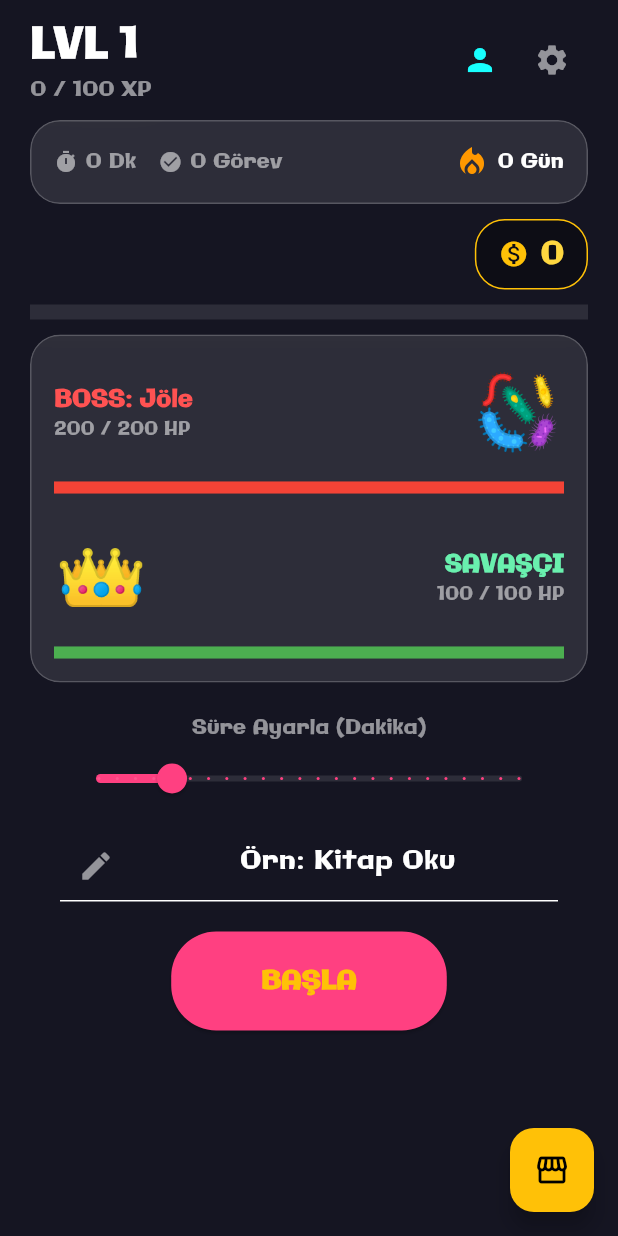
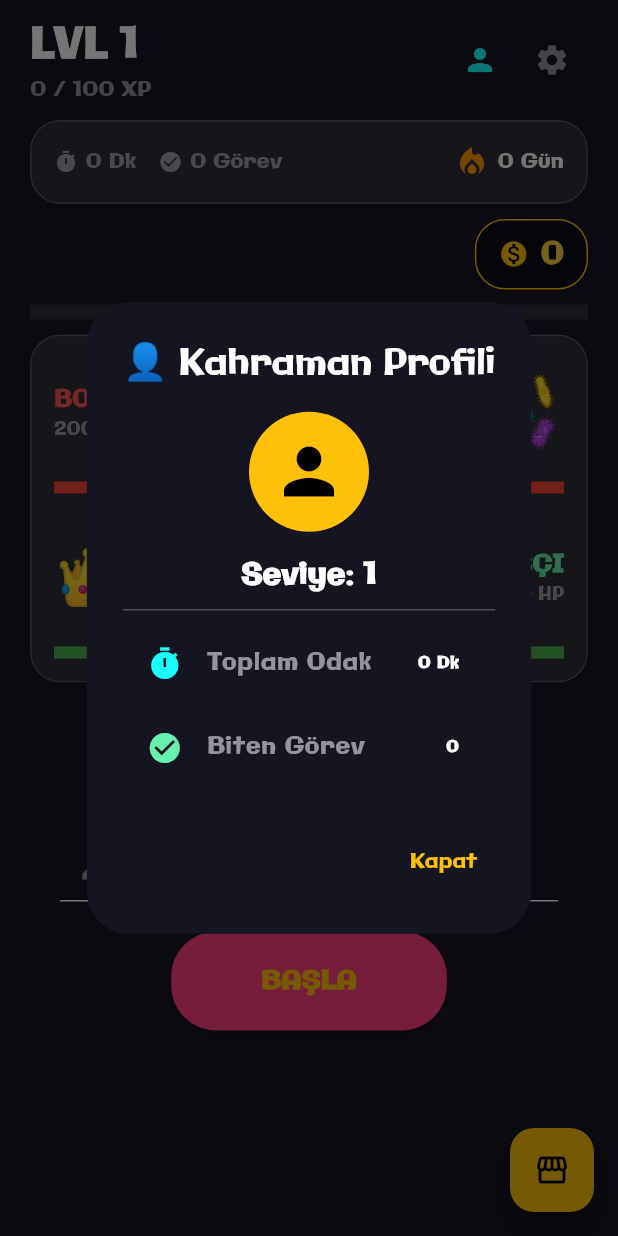
Before and after one commit to hazimablak/focus_rpg, a Flutter app: the screen it shows after launch, after a tap on the "person" icon, on a phone screen of 412 x 824 dp. Run offline on Flutter 3.47's test engine with Material 3 defaults, Android fonts, the phone set to English and light mode, and no system bars; our stand-ins replace audioplayers, confetti, google_mobile_ads, shared_preferences; network calls fail.

Commit message:
add setting screen

```diff
--- a/lib/features/home/screens/ana_oyun_ekrani.dart
+++ b/lib/features/home/screens/ana_oyun_ekrani.dart
@@ -3,7 +3,6 @@ import 'dart:io';
 import 'dart:math';
 import 'package:flutter/material.dart';
 import 'package:flutter/services.dart';
-import 'package:shared_preferences/shared_preferences.dart';
 import 'package:confetti/confetti.dart';
 import 'package:audioplayers/audioplayers.dart';
 import 'package:google_mobile_ads/google_mobile_ads.dart';
@@ -13,8 +12,8 @@ import 'package:provider/provider.dart';
 import '../../../core/constants/app_constants.dart';
 import '../../../core/widgets/glass_box.dart';
 import '../../../core/providers/game_provider.dart';
-import 'package:focus_rpg/features/market/screens/market_sheet.dart';
-import 'package:focus_rpg/features/settings/screens/settings_dialog.dart';
+import '../../market/screens/market_sheet.dart';
+import '../../settings/screens/settings_dialog.dart';
 
 class AnaOyunEkrani extends StatefulWidget {
   const AnaOyunEkrani({super.key});
@@ -23,31 +22,20 @@ class AnaOyunEkrani extends StatefulWidget {
   State<AnaOyunEkrani> createState() => _AnaOyunEkraniState();
 }
 
-class _AnaOyunEkraniState extends State<AnaOyunEkrani> with WidgetsBindingObserver, TickerProviderStateMixin {
+class _AnaOyunEkraniState extends State<AnaOyunEkrani> {
   final Random _random = Random();
 
   // --- UI ve Timer Durumları (Sadece bu ekranı ilgilendirenler) ---
-  int saniyeSayaci = 0;
   int xpSayaci = 0;
-  int goldSayaci = 0;
-  int hedefGoldSuresi = 5;
   final int reklamOdulu = 50;
   double secilenDakika = 25;
   int kalanSaniye = 25 * 60;
   Timer? zamanlayici;
-  Timer? cezaZamanlayicisi;
   bool calisiyorMu = false;
+  final TextEditingController _gorevController = TextEditingController();
+  String mevcutGorev = "";
 
-  // --- PET VE DİĞER LOKAL VERİLER ---
-  bool yumurtaVar = false;
-  bool petAcildi = false;
-  String petTuru = "";
-  int petLevel = 1;
-  int yumurtaSayaci = 0;
-  final int yumurtaHedefSure = 600;
-  List<String> calismaGunleri = [];
-
-  // Listeler ve Ayarlar
+  // Canavarlar
   final List<Map<String, dynamic>> canavarlar = [
     {"isim": "Jöle", "emoji": "🦠", "hp": 200},
     {"isim": "Yarasa", "emoji": "🦇", "hp": 400},
@@ -57,28 +45,8 @@ class _AnaOyunEkraniState extends State<AnaOyunEkrani> with WidgetsBindingObserv
     {"isim": "Karanlık Lord", "emoji": "😈", "hp": 15000},
   ];
 
-  final List<String> quotes = [
-    "Bir büyücü asla geç kalmaz, tam zamanında odaklanır.",
-    "Büyük güç, büyük odaklanma gerektirir.",
-    "Zafer, pes etmeyenlerindir.",
-  ];
-
-  bool sesAcik = true;
-  bool titresimAcik = true;
-  int seciliTemaID = 0;
-  List<bool> satinAlinanTemalar = [true, false, false, false];
-  bool xpKalkaniVar = false;
-  bool buzBuyusuAktif = false;
-  DateTime? buzBitisZamani;
-  final TextEditingController _gorevController = TextEditingController();
-  String mevcutGorev = "";
-  bool cezaYendi = false;
-  int sonKesilenCeza = 0;
-
   late ConfettiController _confettiController;
   final AudioPlayer _sfxPlayer = AudioPlayer();
-  final AudioPlayer _ambiencePlayer = AudioPlayer();
-  String? calanAtmosfer;
 
   // --- REKLAMLAR ---
   RewardedAd? _odulluReklam;
@@ -88,54 +56,29 @@ class _AnaOyunEkraniState extends State<AnaOyunEkrani> with WidgetsBindingObserv
   bool bannerYuklendi = false;
   bool reklamIzliyor = false;
 
-  late AnimationController _shakeController;
-  late Animation<double> _shakeAnimation;
-  late AnimationController _petAnimController;
-  late Animation<double> _petScaleAnimation;
-
   @override
   void initState() {
     super.initState();
-    WidgetsBinding.instance.addObserver(this);
 
-    _lokalVerileriYukle().then((_) {
-      if(mounted) {
+    // Uygulama açıldığında reklamları yükle
     if (Platform.isAndroid || Platform.isIOS) {
       reklamYukle();
       bannerReklamYukle();
       gecisReklamiYukle();
     }
-      }
-    });
 
     _confettiController = ConfettiController(duration: const Duration(seconds: 1));
-    _ambiencePlayer.setReleaseMode(ReleaseMode.loop);
-
-    _shakeController = AnimationController(duration: const Duration(milliseconds: 500), vsync: this);
-    _shakeAnimation = Tween<double>(begin: 0, end: 10).animate(CurvedAnimation(parent: _shakeController, curve: Curves.elasticIn));
-
-    _petAnimController = AnimationController(duration: const Duration(milliseconds: 200), vsync: this);
-    _petScaleAnimation = Tween<double>(begin: 1.0, end: 1.2).animate(CurvedAnimation(parent: _petAnimController, curve: Curves.easeInOut));
-  }
-
-  String _tarihFormatla(DateTime tarih) {
-    return "${tarih.year}-${tarih.month.toString().padLeft(2, '0')}-${tarih.day.toString().padLeft(2, '0')}";
   }
 
   @override
   void dispose() {
-    WidgetsBinding.instance.removeObserver(this);
     _confettiController.dispose();
     _sfxPlayer.dispose();
-    _ambiencePlayer.dispose();
     _gorevController.dispose();
     _odulluReklam?.dispose();
     _bannerAd?.dispose();
     _gecisReklami?.dispose();
-    _shakeController.dispose();
-    _petAnimController.dispose();
     zamanlayici?.cancel();
-    cezaZamanlayicisi?.cancel();
     super.dispose();
   }
 
@@ -211,7 +154,7 @@ class _AnaOyunEkraniState extends State<AnaOyunEkrani> with WidgetsBindingObserv
       _odulluReklam!.show(onUserEarnedReward: (adWithoutView, reward) {
         game.altinEkle(reklamOdulu);
         _mesajGoster("+$reklamOdulu ALTIN KAZANDIN!");
-        sfxCal('level.mp3');
+        sfxCal('level.mp3', game.sesAcik);
         _confettiController.play();
       });
 
@@ -227,7 +170,7 @@ class _AnaOyunEkraniState extends State<AnaOyunEkrani> with WidgetsBindingObserv
     }
   }
 
-  Future<void> sfxCal(String dosyaAdi) async {
+  Future<void> sfxCal(String dosyaAdi, bool sesAcik) async {
     if (!sesAcik) return;
     try { await _sfxPlayer.play(AssetSource(dosyaAdi)); } catch (_) {}
   }
@@ -246,12 +189,11 @@ class _AnaOyunEkraniState extends State<AnaOyunEkrani> with WidgetsBindingObserv
       kalanSaniye = (secilenDakika * 60).toInt();
       calisiyorMu = true;
       mevcutGorev = _gorevController.text;
-      xpSayaci = 0; goldSayaci = 0;
-      hedefGoldSuresi = _random.nextInt(8) + 3;
+      xpSayaci = 0;
     });
 
     FocusScope.of(context).unfocus();
-    if (titresimAcik) { sfxCal('sword_draw.mp3'); HapticFeedback.heavyImpact(); }
+    if (game.titresimAcik) { sfxCal('sword_draw.mp3', game.sesAcik); HapticFeedback.heavyImpact(); }
 
     zamanlayici = Timer.periodic(const Duration(seconds: 1), (timer) {
       setState(() {
@@ -261,8 +203,9 @@ class _AnaOyunEkraniState extends State<AnaOyunEkrani> with WidgetsBindingObserv
           xpSayaci++;
           if (xpSayaci >= 3) {
              xpSayaci = 0;
-             game.currentXP += (xpKalkaniVar ? 2 : 1);
+             game.currentXP += (game.xpKalkaniVar ? 2 : 1);
              game.bossHP -= (1 + (game.level ~/ 5)); // Hasar hesabı
+
              if (game.bossHP <= 0) {
                 game.bossHP = game.bossMaxHP;
                 game.gold += 500;
@@ -276,36 +219,25 @@ class _AnaOyunEkraniState extends State<AnaOyunEkrani> with WidgetsBindingObserv
                _confettiController.play();
              }
           }
-          game.verileriKaydet(); // Her sn kaydet (ileride bunu optimize edebiliriz)
-          game.notifyListeners(); // Arayüzü tetikle
+          // Sadece arayüzü tetikliyoruz, diske kaydetme işlemini süre bitince yapacağız (Performans için)
+          game.notifyListeners();
         } else {
           zamanlayici?.cancel();
           calisiyorMu = false;
           game.tamamlananGorevSayisi++;
+          game.toplamOdakDakikasi += secilenDakika.toInt();
           game.gold += (secilenDakika * 10).toInt();
 
           _mesajGoster("Görev Bitti! Altın kazandın.");
           _gorevController.clear();
           _confettiController.play();
-          sfxCal('level.mp3');
+          sfxCal('level.mp3', game.sesAcik);
           game.verileriKaydet();
           game.notifyListeners();
 
           if(_gecisReklami != null) { _gecisReklami!.show(); }
         }
       });
-    });
-  }
-
-  // UI İÇİN LOKAL VERİLERİ YÜKLE
-  Future<void> _lokalVerileriYukle() async {
-    final prefs = await SharedPreferences.getInstance();
-    setState(() {
-      sesAcik = prefs.getBool('sesAcik') ?? true;
-      titresimAcik = prefs.getBool('titresimAcik') ?? true;
-      seciliTemaID = prefs.getInt('seciliTemaID') ?? 0;
-      petAcildi = prefs.getBool('petAcildi') ?? false;
-      petTuru = prefs.getString('petTuru') ?? "";
     });
   }
 
@@ -321,7 +253,7 @@ class _AnaOyunEkraniState extends State<AnaOyunEkrani> with WidgetsBindingObserv
             mainAxisAlignment: MainAxisAlignment.spaceBetween,
             children: [
               Column(crossAxisAlignment: CrossAxisAlignment.start, children: [Text("BOSS: ${canavar['isim']}", style: const TextStyle(color: Colors.redAccent, fontWeight: FontWeight.bold, fontSize: 16)), Text("${game.bossHP} / ${game.bossMaxHP} HP", style: const TextStyle(color: Colors.white54, fontSize: 12))]),
-              GestureDetector(onTap: () => sfxCal('hit.mp3'), child: Text(canavar['emoji'], style: const TextStyle(fontSize: 50))),
+              GestureDetector(onTap: () => sfxCal('hit.mp3', game.sesAcik), child: Text(canavar['emoji'], style: const TextStyle(fontSize: 50))),
             ],
           ),
           const SizedBox(height: 10),
@@ -330,7 +262,7 @@ class _AnaOyunEkraniState extends State<AnaOyunEkrani> with WidgetsBindingObserv
           Row(
             mainAxisAlignment: MainAxisAlignment.spaceBetween,
             children: [
-              Row(children: [const Text("👑", style: TextStyle(fontSize: 50)), const SizedBox(width: 15), if(petAcildi) Text(petTuru, style: const TextStyle(fontSize: 40))]),
+              Row(children: [const Text("👑", style: TextStyle(fontSize: 50)), const SizedBox(width: 15), if(game.petAcildi) const Text("🐺", style: TextStyle(fontSize: 40))]),
               Column(crossAxisAlignment: CrossAxisAlignment.end, children: [const Text("SAVAŞÇI", style: TextStyle(color: Colors.greenAccent, fontWeight: FontWeight.bold, fontSize: 16)), Text("${game.playerHP} / ${game.playerMaxHP} HP", style: const TextStyle(color: Colors.white54, fontSize: 12))]),
             ],
           ),
@@ -341,21 +273,44 @@ class _AnaOyunEkraniState extends State<AnaOyunEkrani> with WidgetsBindingObserv
     );
   }
 
+  void _profiliGoster(GameProvider game) {
+    showDialog(
+      context: context,
+      builder: (context) {
+        return AlertDialog(
+          backgroundColor: const Color(0xFF151522),
+          title: const Text("👤 Kahraman Profili", style: TextStyle(color: Colors.white)),
+          content: Column(
+            mainAxisSize: MainAxisSize.min,
+            children: [
+              const CircleAvatar(radius: 40, backgroundColor: Colors.amber, child: Icon(Icons.person, size: 50, color: Colors.black)),
+              const SizedBox(height: 15),
+              Text("Seviye: ${game.level}", style: const TextStyle(color: Colors.white, fontSize: 20, fontWeight: FontWeight.bold)),
+              const Divider(color: Colors.white24),
+              ListTile(leading: const Icon(Icons.timer, color: Colors.cyanAccent), title: const Text("Toplam Odak", style: TextStyle(color: Colors.white54)), trailing: Text("${game.toplamOdakDakikasi} Dk", style: const TextStyle(color: Colors.white, fontWeight: FontWeight.bold))),
+              ListTile(leading: const Icon(Icons.check_circle, color: Colors.greenAccent), title: const Text("Biten Görev", style: TextStyle(color: Colors.white54)), trailing: Text("${game.tamamlananGorevSayisi}", style: const TextStyle(color: Colors.white, fontWeight: FontWeight.bold))),
+            ],
+          ),
+          actions: [TextButton(onPressed: () => Navigator.pop(context), child: const Text("Kapat", style: TextStyle(color: Colors.amber)))],
+        );
+      }
+    );
+  }
+
   @override
   Widget build(BuildContext context) {
     final game = context.watch<GameProvider>(); // Beyni (Provider'ı) dinliyoruz!
 
     return Scaffold(
       backgroundColor: const Color(0xFF151522),
+
       floatingActionButton: FloatingActionButton(
         onPressed: () {
           showModalBottomSheet(
             context: context,
             isScrollControlled: true,
             backgroundColor: Colors.transparent,
-      builder: (context) => MarketSheet(
-        onReklamIzle: reklamiGoster, // Reklam fonksiyonunu markete paslıyoruz!
-      ),
+            builder: (context) => MarketSheet(onReklamIzle: reklamiGoster),
           );
         },
         backgroundColor: Colors.amber,
@@ -374,18 +329,70 @@ class _AnaOyunEkraniState extends State<AnaOyunEkrani> with WidgetsBindingObserv
               Column(
                 children: [
                   // Üst Bar (Level ve Ayarlar)
-                  Padding(padding: const EdgeInsets.symmetric(horizontal: 20, vertical: 10), child: Row(mainAxisAlignment: MainAxisAlignment.spaceBetween, children: [Column(crossAxisAlignment: CrossAxisAlignment.start, children: [Text('LVL ${game.level}', style: const TextStyle(fontSize: 28, fontWeight: FontWeight.w900, color: Colors.white)), Text('${game.currentXP} / ${game.targetXP} XP', style: const TextStyle(color: Colors.white54))]), Row(children: [IconButton(onPressed: () {}, icon: const Icon(Icons.person, color: Colors.cyanAccent)), IconButton(onPressed: () {}, icon: const Icon(Icons.settings, color: Colors.white54))])])),
+                  Padding(
+                    padding: const EdgeInsets.symmetric(horizontal: 20, vertical: 10),
+                    child: Row(
+                      mainAxisAlignment: MainAxisAlignment.spaceBetween,
+                      children: [
+                        Column(crossAxisAlignment: CrossAxisAlignment.start, children: [
+                          Text('LVL ${game.level}', style: const TextStyle(fontSize: 28, fontWeight: FontWeight.w900, color: Colors.white)),
+                          Text('${game.currentXP} / ${game.targetXP} XP', style: const TextStyle(color: Colors.white54))
+                        ]),
+                        Row(children: [
+                          IconButton(
+                            onPressed: () => _profiliGoster(game),
+                            icon: const Icon(Icons.person, color: Colors.cyanAccent)
+                          ),
+                          IconButton(
+                            onPressed: () {
+                              showDialog(
+                                context: context,
+                                builder: (context) => SettingsDialog(
+                                  onVerileriSifirla: () {
+                                    reklamYukle();
+                                    bannerReklamYukle();
+                                    gecisReklamiYukle();
+                                  },
+                                )
+                              );
+                            },
+                            icon: const Icon(Icons.settings, color: Colors.white54)
+                          )
+                        ])
+                      ]
+                    )
+                  ),
 
                   // İstatistikler Box
                   Padding(
                     padding: const EdgeInsets.symmetric(horizontal: 20),
                     child: GlassBox(
-                      child: Row(mainAxisAlignment: MainAxisAlignment.spaceBetween, children: [Row(children: [const Icon(Icons.timer, color: Colors.white54, size: 16), const SizedBox(width: 5), Text("${game.toplamOdakDakikasi} Dk", style: const TextStyle(color: Colors.white54)), const SizedBox(width: 15), const Icon(Icons.check_circle, color: Colors.white54, size: 16), const SizedBox(width: 5), Text("${game.tamamlananGorevSayisi} Görev", style: const TextStyle(color: Colors.white54))]), Row(children: [const Icon(Icons.local_fire_department, color: Colors.orange), const SizedBox(width: 5), Text("${game.gunlukSeri} Gün", style: const TextStyle(color: Colors.white))])]),
+                      child: Row(
+                        mainAxisAlignment: MainAxisAlignment.spaceBetween,
+                        children: [
+                          Row(children: [
+                            const Icon(Icons.timer, color: Colors.white54, size: 16), const SizedBox(width: 5), Text("${game.toplamOdakDakikasi} Dk", style: const TextStyle(color: Colors.white54)),
+                            const SizedBox(width: 15),
+                            const Icon(Icons.check_circle, color: Colors.white54, size: 16), const SizedBox(width: 5), Text("${game.tamamlananGorevSayisi} Görev", style: const TextStyle(color: Colors.white54))
+                          ]),
+                          Row(children: [const Icon(Icons.local_fire_department, color: Colors.orange), const SizedBox(width: 5), Text("${game.gunlukSeri} Gün", style: const TextStyle(color: Colors.white))])
+                        ]
+                      ),
                     ),
                   ),
 
                   // Altın Göstergesi
-                  Padding(padding: const EdgeInsets.only(top: 10, right: 20, left: 20), child: Align(alignment: Alignment.centerRight, child: Container(padding: const EdgeInsets.symmetric(horizontal: 15, vertical: 8), decoration: BoxDecoration(color: Colors.black38, borderRadius: BorderRadius.circular(20), border: Border.all(color: Colors.amber)), child: Row(mainAxisSize: MainAxisSize.min, children: [const Icon(Icons.monetization_on, color: Colors.amber, size: 20), const SizedBox(width: 8), Text('${game.gold}', style: const TextStyle(fontSize: 20, fontWeight: FontWeight.bold, color: Colors.amberAccent))])))),
+                  Padding(
+                    padding: const EdgeInsets.only(top: 10, right: 20, left: 20),
+                    child: Align(
+                      alignment: Alignment.centerRight,
+                      child: Container(
+                        padding: const EdgeInsets.symmetric(horizontal: 15, vertical: 8),
+                        decoration: BoxDecoration(color: Colors.black38, borderRadius: BorderRadius.circular(20), border: Border.all(color: Colors.amber)),
+                        child: Row(mainAxisSize: MainAxisSize.min, children: [const Icon(Icons.monetization_on, color: Colors.amber, size: 20), const SizedBox(width: 8), Text('${game.gold}', style: const TextStyle(fontSize: 20, fontWeight: FontWeight.bold, color: Colors.amberAccent))])
+                      )
+                    )
+                  ),
 
                   // XP Barı
                   const SizedBox(height: 10),
@@ -399,9 +406,33 @@ class _AnaOyunEkraniState extends State<AnaOyunEkrani> with WidgetsBindingObserv
                   Padding(padding: const EdgeInsets.symmetric(horizontal: 20), child: savasAlani(game)),
 
                   if (!calisiyorMu)
-                    Padding(padding: const EdgeInsets.symmetric(horizontal: 40), child: Column(mainAxisAlignment: MainAxisAlignment.center, children: [const SizedBox(height: 20), const Text("Süre Ayarla (Dakika)", style: TextStyle(color: Colors.white54)), Slider(value: secilenDakika, min: 5, max: 120, divisions: 23, activeColor: Colors.pinkAccent, inactiveColor: Colors.white10, label: "${secilenDakika.toInt()} Dk", onChanged: (val) { setState(() { secilenDakika = val; kalanSaniye = (val * 60).toInt(); }); }), const SizedBox(height: 10), TextField(controller: _gorevController, textAlign: TextAlign.center, style: const TextStyle(color: Colors.white, fontSize: 18), decoration: const InputDecoration(hintText: "Örn: Kitap Oku", prefixIcon: Icon(Icons.edit, color: Colors.white54))), const SizedBox(height: 20), ElevatedButton(onPressed: calisiyorMu ? null : sayaciBaslat, style: ElevatedButton.styleFrom(backgroundColor: Colors.pinkAccent, padding: const EdgeInsets.symmetric(horizontal: 60, vertical: 20), shape: RoundedRectangleBorder(borderRadius: BorderRadius.circular(30))), child: const Text("BAŞLA", style: TextStyle(fontSize: 18, fontWeight: FontWeight.bold))), const SizedBox(height: 50)]))
+                    Padding(
+                      padding: const EdgeInsets.symmetric(horizontal: 40),
+                      child: Column(
+                        mainAxisAlignment: MainAxisAlignment.center,
+                        children: [
+                          const SizedBox(height: 20),
+                          const Text("Süre Ayarla (Dakika)", style: TextStyle(color: Colors.white54)),
+                          Slider(value: secilenDakika, min: 5, max: 120, divisions: 23, activeColor: Colors.pinkAccent, inactiveColor: Colors.white10, label: "${secilenDakika.toInt()} Dk", onChanged: (val) { setState(() { secilenDakika = val; kalanSaniye = (val * 60).toInt(); }); }),
+                          const SizedBox(height: 10),
+                          TextField(controller: _gorevController, textAlign: TextAlign.center, style: const TextStyle(color: Colors.white, fontSize: 18), decoration: const InputDecoration(hintText: "Örn: Kitap Oku", prefixIcon: Icon(Icons.edit, color: Colors.white54))),
+                          const SizedBox(height: 20),
+                          ElevatedButton(onPressed: calisiyorMu ? null : sayaciBaslat, style: ElevatedButton.styleFrom(backgroundColor: Colors.pinkAccent, padding: const EdgeInsets.symmetric(horizontal: 60, vertical: 20), shape: RoundedRectangleBorder(borderRadius: BorderRadius.circular(30))), child: const Text("BAŞLA", style: TextStyle(fontSize: 18, fontWeight: FontWeight.bold))),
+                          const SizedBox(height: 50)
+                        ]
+                      )
+                    )
                   else
-                    Column(mainAxisAlignment: MainAxisAlignment.center, children: [const SizedBox(height: 20), Container(padding: const EdgeInsets.symmetric(horizontal: 20, vertical: 10), decoration: BoxDecoration(color: Colors.white10, borderRadius: BorderRadius.circular(20)), child: Text("🎯 Odak: $mevcutGorev", style: const TextStyle(fontSize: 20, color: Colors.cyanAccent))), const SizedBox(height: 10), Text("${kalanSaniye ~/ 60}:${(kalanSaniye % 60).toString().padLeft(2, '0')}", style: const TextStyle(fontSize: 60, fontWeight: FontWeight.bold)), const SizedBox(height: 20)]),
+                    Column(
+                      mainAxisAlignment: MainAxisAlignment.center,
+                      children: [
+                        const SizedBox(height: 20),
+                        Container(padding: const EdgeInsets.symmetric(horizontal: 20, vertical: 10), decoration: BoxDecoration(color: Colors.white10, borderRadius: BorderRadius.circular(20)), child: Text("🎯 Odak: $mevcutGorev", style: const TextStyle(fontSize: 20, color: Colors.cyanAccent))),
+                        const SizedBox(height: 10),
+                        Text("${kalanSaniye ~/ 60}:${(kalanSaniye % 60).toString().padLeft(2, '0')}", style: const TextStyle(fontSize: 60, fontWeight: FontWeight.bold)),
+                        const SizedBox(height: 20)
+                      ]
+                    ),
                 ],
               ),
               ConfettiWidget(confettiController: _confettiController, blastDirectionality: BlastDirectionality.explosive, shouldLoop: false, colors: const [Colors.green, Colors.blue, Colors.pink, Colors.orange, Colors.purple]),
```
Lines whose indentation alone changed are shown as unchanged.
